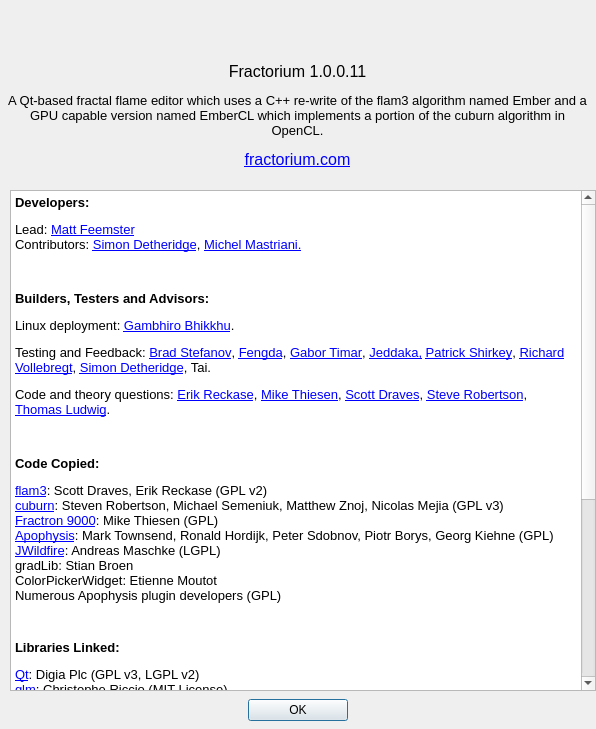
This is Source/Fractorium/AboutDialog.ui in typpos/fractorium as Qt 5 draws it before an edit. The edited form follows.
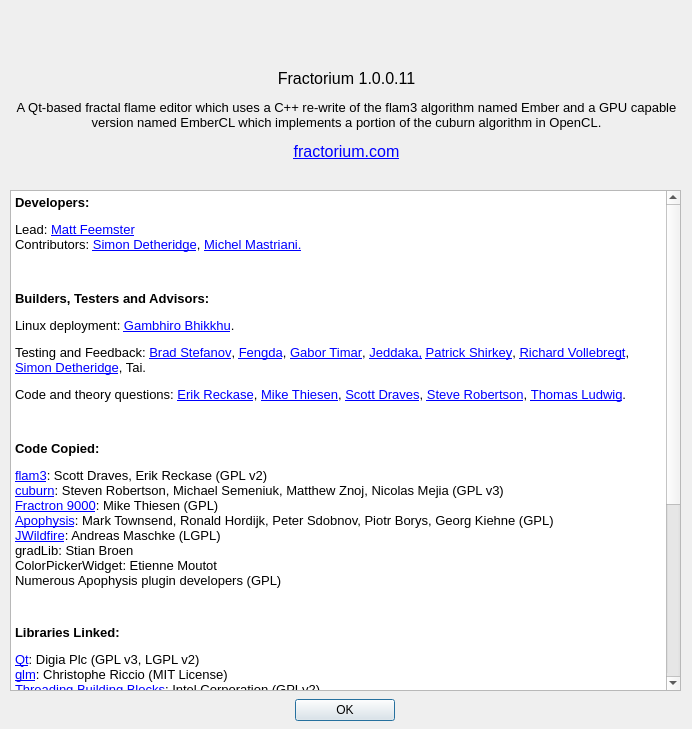
This is the edited form.

Commit message:
--User changes  -Add new palettes from user Rubydeva.
--Bug fixes
 -Avoid an occasional divide by zero in the OpenCL renderer when using the interactive editor.

--Code changes
 -Use exact comparisons in IsID() and IsZero() in Affine2D.
 -When testing for bad point values while iterating, only test for NaN now.
 -For rendering with OpenCL on the command line and in the final render dialog, use an optimized kernel that does a direct assignment for any affines which are ID.

```diff
--- a/Source/Fractorium/AboutDialog.ui
+++ b/Source/Fractorium/AboutDialog.ui
@@ -6,7 +6,7 @@
    <rect>
     <x>0</x>
     <y>0</y>
-    <width>596</width>
+    <width>692</width>
     <height>729</height>
    </rect>
   </property>
@@ -39,7 +39,7 @@
     <rect>
      <x>6</x>
      <y>5</y>
-     <width>583</width>
+     <width>681</width>
      <height>221</height>
     </rect>
    </property>
@@ -87,7 +87,7 @@
     <rect>
      <x>10</x>
      <y>190</y>
-     <width>586</width>
+     <width>671</width>
      <height>501</height>
     </rect>
    </property>
@@ -120,7 +120,7 @@
 &lt;p style=&quot; margin-top:12px; margin-bottom:12px; margin-left:0px; margin-right:0px; -qt-block-indent:0; text-indent:0px;&quot;&gt;&lt;a href=&quot;http://www.qt.io/developers/&quot;&gt;&lt;span style=&quot; font-size:10pt; text-decoration: underline; color:#0000ff;&quot;&gt;Qt&lt;/span&gt;&lt;/a&gt;&lt;span style=&quot; font-size:10pt;&quot;&gt;: Digia Plc (GPL v3, LGPL v2)&lt;br /&gt;&lt;/span&gt;&lt;a href=&quot;http://g-truc.net&quot;&gt;&lt;span style=&quot; font-size:10pt; text-decoration: underline; color:#0000ff;&quot;&gt;glm&lt;/span&gt;&lt;/a&gt;&lt;span style=&quot; font-size:10pt;&quot;&gt;: Christophe Riccio (MIT License)&lt;br /&gt;&lt;/span&gt;&lt;a href=&quot;http://threadingbuildingblocks.org&quot;&gt;&lt;span style=&quot; font-size:10pt; text-decoration: underline; color:#0000ff;&quot;&gt;Threading Building Blocks&lt;/span&gt;&lt;/a&gt;&lt;span style=&quot; font-size:10pt;&quot;&gt;: Intel Corporation (GPLv2)&lt;br /&gt;&lt;/span&gt;&lt;a href=&quot;http://libjpeg.sourceforge.net&quot;&gt;&lt;span style=&quot; font-size:10pt; text-decoration: underline; color:#0000ff;&quot;&gt;libjpeg&lt;/span&gt;&lt;/a&gt;&lt;span style=&quot; font-size:10pt;&quot;&gt;: Independent JPEG Group (Free Software License)&lt;br /&gt;&lt;/span&gt;&lt;a href=&quot;http://libpng.org&quot;&gt;&lt;span style=&quot; font-size:10pt; text-decoration: underline; color:#0000ff;&quot;&gt;libpng&lt;/span&gt;&lt;/a&gt;&lt;span style=&quot; font-size:10pt;&quot;&gt;: Glenn Randers-Pehrson et al (Libpng License)&lt;br /&gt;&lt;/span&gt;&lt;a href=&quot;http://xmlsoft.org&quot;&gt;&lt;span style=&quot; font-size:10pt; text-decoration: underline; color:#0000ff;&quot;&gt;libxml2&lt;/span&gt;&lt;/a&gt;&lt;span style=&quot; font-size:10pt;&quot;&gt;: Daniel Veillard (MIT License)&lt;br /&gt;&lt;/span&gt;&lt;a href=&quot;http://zlib.net&quot;&gt;&lt;span style=&quot; font-size:10pt; text-decoration: underline; color:#0000ff;&quot;&gt;zlib&lt;/span&gt;&lt;/a&gt;&lt;span style=&quot; font-size:10pt;&quot;&gt;: Jean-loup Gailly, Mark Adler (Zlib License)&lt;br /&gt;&lt;/span&gt;&lt;a href=&quot;http://burtleburtle.net/bob/cplus/isaac.hpp&quot;&gt;&lt;span style=&quot; font-size:10pt; text-decoration: underline; color:#0000ff;&quot;&gt;QTIsaac&lt;/span&gt;&lt;/a&gt;&lt;span style=&quot; font-size:10pt;&quot;&gt;: Robert J. Jenkins, Quinn Tyler Jackson (Public Domain)&lt;br /&gt;&lt;/span&gt;&lt;a href=&quot;http://cas.ee.ic.ac.uk/people/dt10/research/rngs-gpu-mwc64x.html&quot;&gt;&lt;span style=&quot; font-size:10pt; text-decoration: underline; color:#0000ff;&quot;&gt;MWC64X Random Number Generator&lt;/span&gt;&lt;/a&gt;&lt;span style=&quot; font-size:10pt;&quot;&gt;: David Thomas (Public Domain)&lt;br /&gt;&lt;/span&gt;&lt;a href=&quot;https://github.com/brofield/simpleopt&quot;&gt;&lt;span style=&quot; font-size:10pt; text-decoration: underline; color:#0000ff;&quot;&gt;SimpleOpt&lt;/span&gt;&lt;/a&gt;&lt;span style=&quot; font-size:10pt;&quot;&gt;: Brodie Thiesfield (MIT License)&lt;/span&gt;&lt;/p&gt;
 &lt;p style=&quot;-qt-paragraph-type:empty; margin-top:12px; margin-bottom:12px; margin-left:0px; margin-right:0px; -qt-block-indent:0; text-indent:0px; font-size:8pt;&quot;&gt;&lt;br /&gt;&lt;/p&gt;
 &lt;p style=&quot; margin-top:12px; margin-bottom:12px; margin-left:0px; margin-right:0px; -qt-block-indent:0; text-indent:0px;&quot;&gt;&lt;span style=&quot; font-size:10pt; font-weight:600;&quot;&gt;Icons and Palettes Used:&lt;/span&gt;&lt;/p&gt;
-&lt;p style=&quot; margin-top:12px; margin-bottom:12px; margin-left:0px; margin-right:0px; -qt-block-indent:0; text-indent:0px;&quot;&gt;&lt;span style=&quot; font-size:10pt;&quot;&gt;Palettes: &lt;/span&gt;&lt;a href=&quot;https://www.deviantart.com/boxtail&quot;&gt;&lt;span style=&quot; font-size:10pt; text-decoration: underline; color:#0000ff;&quot;&gt;Boxtail&lt;/span&gt;&lt;/a&gt;&lt;span style=&quot; font-size:10pt;&quot;&gt;, &lt;/span&gt;&lt;a href=&quot;https://www.deviantart.com/fardareismai&quot;&gt;&lt;span style=&quot; font-size:10pt; text-decoration: underline; color:#0000ff;&quot;&gt;FarDareisMai&lt;/span&gt;&lt;/a&gt;&lt;span style=&quot; font-size:10pt;&quot;&gt;, &lt;/span&gt;&lt;a href=&quot;https://www.deviantart.com/fractaldesire&quot;&gt;&lt;span style=&quot; font-size:10pt; text-decoration: underline; color:#0000ff;&quot;&gt;FractalDesire&lt;/span&gt;&lt;/a&gt;&lt;span style=&quot; font-size:10pt;&quot;&gt;, Rce, &lt;/span&gt;&lt;a href=&quot;https://www.deviantart.com/tatasz&quot;&gt;&lt;span style=&quot; font-size:10pt; text-decoration: underline; color:#0000ff;&quot;&gt;Tatasz&lt;/span&gt;&lt;/a&gt;&lt;span style=&quot; font-size:10pt;&quot;&gt; (Public Domain)&lt;br /&gt;&lt;/span&gt;&lt;a href=&quot;http://famfamfam.com&quot;&gt;&lt;span style=&quot; font-size:10pt; text-decoration: underline; color:#0000ff;&quot;&gt;Silk&lt;/span&gt;&lt;/a&gt;&lt;span style=&quot; font-size:10pt;&quot;&gt;: Mark James (Creative Commons Attribution 2.5 License)&lt;br /&gt;&lt;/span&gt;&lt;a href=&quot;http://momentumdesignlab.com&quot;&gt;&lt;span style=&quot; font-size:10pt; text-decoration: underline; color:#0000ff;&quot;&gt;Momentum&lt;/span&gt;&lt;/a&gt;&lt;span style=&quot; font-size:10pt;&quot;&gt;: Momentum Design Lab (Creative Commons Attribution-ShareAlike 3.5 License)&lt;br /&gt;&lt;/span&gt;&lt;a href=&quot;http://everaldo.com&quot;&gt;&lt;span style=&quot; font-size:10pt; text-decoration: underline; color:#0000ff;&quot;&gt;Crystal Clear&lt;/span&gt;&lt;/a&gt;&lt;span style=&quot; font-size:10pt;&quot;&gt;: Everaldo Coelho (LGPL)&lt;br /&gt;&lt;/span&gt;&lt;a href=&quot;http://openiconlibrary.sourceforge.net&quot;&gt;&lt;span style=&quot; font-size:10pt; text-decoration: underline; color:#0000ff;&quot;&gt;Open Icon Library&lt;/span&gt;&lt;/a&gt;&lt;span style=&quot; font-size:10pt;&quot;&gt;: Jeff Israel (GPL, LGPL, Creative Commons, Public Domain)&lt;br /&gt;&lt;/span&gt;&lt;a href=&quot;http://icons.mysitemyway.com/category/3d-transparent-glass-icons/&quot;&gt;&lt;span style=&quot; font-size:10pt; text-decoration: underline; color:#0000ff;&quot;&gt;3D Transparent Glass&lt;/span&gt;&lt;/a&gt;&lt;span style=&quot; font-size:10pt;&quot;&gt;: iconsETC (Public Domain)&lt;br /&gt;&lt;/span&gt;&lt;a href=&quot;http://p.yusukekamiyamane.com&quot;&gt;&lt;span style=&quot; font-size:10pt; text-decoration: underline; color:#0000ff;&quot;&gt;Fugue&lt;/span&gt;&lt;/a&gt;&lt;span style=&quot; font-size:10pt;&quot;&gt;: Yusuke Kamiyamane (Creative Commons Attribution 3.0 License)&lt;/span&gt;&lt;/p&gt;&lt;/body&gt;&lt;/html&gt;</string>
+&lt;p style=&quot; margin-top:12px; margin-bottom:12px; margin-left:0px; margin-right:0px; -qt-block-indent:0; text-indent:0px;&quot;&gt;&lt;span style=&quot; font-size:10pt;&quot;&gt;Palettes: &lt;/span&gt;&lt;a href=&quot;https://www.deviantart.com/boxtail&quot;&gt;&lt;span style=&quot; font-size:10pt; text-decoration: underline; color:#0000ff;&quot;&gt;Boxtail&lt;/span&gt;&lt;/a&gt;&lt;span style=&quot; font-size:10pt;&quot;&gt;, &lt;/span&gt;&lt;a href=&quot;https://www.deviantart.com/fardareismai&quot;&gt;&lt;span style=&quot; font-size:10pt; text-decoration: underline; color:#0000ff;&quot;&gt;FarDareisMai&lt;/span&gt;&lt;/a&gt;&lt;span style=&quot; font-size:10pt;&quot;&gt;, &lt;/span&gt;&lt;a href=&quot;https://www.deviantart.com/fractaldesire&quot;&gt;&lt;span style=&quot; font-size:10pt; text-decoration: underline; color:#0000ff;&quot;&gt;FractalDesire&lt;/span&gt;&lt;/a&gt;&lt;span style=&quot; font-size:10pt;&quot;&gt;, Rce, &lt;/span&gt;&lt;a href=&quot;https://www.deviantart.com/rubydeva&quot;&gt;&lt;span style=&quot; font-size:10pt; text-decoration: underline; color:#0000ff;&quot;&gt;Rubydeva&lt;/span&gt;&lt;/a&gt;&lt;span style=&quot; font-size:10pt;&quot;&gt;, &lt;/span&gt;&lt;a href=&quot;https://www.deviantart.com/tatasz&quot;&gt;&lt;span style=&quot; font-size:10pt; text-decoration: underline; color:#0000ff;&quot;&gt;Tatasz&lt;/span&gt;&lt;/a&gt;&lt;span style=&quot; font-size:10pt;&quot;&gt; (Public Domain)&lt;br /&gt;&lt;/span&gt;&lt;a href=&quot;http://famfamfam.com&quot;&gt;&lt;span style=&quot; font-size:10pt; text-decoration: underline; color:#0000ff;&quot;&gt;Silk&lt;/span&gt;&lt;/a&gt;&lt;span style=&quot; font-size:10pt;&quot;&gt;: Mark James (Creative Commons Attribution 2.5 License)&lt;br /&gt;&lt;/span&gt;&lt;a href=&quot;http://momentumdesignlab.com&quot;&gt;&lt;span style=&quot; font-size:10pt; text-decoration: underline; color:#0000ff;&quot;&gt;Momentum&lt;/span&gt;&lt;/a&gt;&lt;span style=&quot; font-size:10pt;&quot;&gt;: Momentum Design Lab (Creative Commons Attribution-ShareAlike 3.5 License)&lt;br /&gt;&lt;/span&gt;&lt;a href=&quot;http://everaldo.com&quot;&gt;&lt;span style=&quot; font-size:10pt; text-decoration: underline; color:#0000ff;&quot;&gt;Crystal Clear&lt;/span&gt;&lt;/a&gt;&lt;span style=&quot; font-size:10pt;&quot;&gt;: Everaldo Coelho (LGPL)&lt;br /&gt;&lt;/span&gt;&lt;a href=&quot;http://openiconlibrary.sourceforge.net&quot;&gt;&lt;span style=&quot; font-size:10pt; text-decoration: underline; color:#0000ff;&quot;&gt;Open Icon Library&lt;/span&gt;&lt;/a&gt;&lt;span style=&quot; font-size:10pt;&quot;&gt;: Jeff Israel (GPL, LGPL, Creative Commons, Public Domain)&lt;br /&gt;&lt;/span&gt;&lt;a href=&quot;http://icons.mysitemyway.com/category/3d-transparent-glass-icons/&quot;&gt;&lt;span style=&quot; font-size:10pt; text-decoration: underline; color:#0000ff;&quot;&gt;3D Transparent Glass&lt;/span&gt;&lt;/a&gt;&lt;span style=&quot; font-size:10pt;&quot;&gt;: iconsETC (Public Domain)&lt;br /&gt;&lt;/span&gt;&lt;a href=&quot;http://p.yusukekamiyamane.com&quot;&gt;&lt;span style=&quot; font-size:10pt; text-decoration: underline; color:#0000ff;&quot;&gt;Fugue&lt;/span&gt;&lt;/a&gt;&lt;span style=&quot; font-size:10pt;&quot;&gt;: Yusuke Kamiyamane (Creative Commons Attribution 3.0 License)&lt;/span&gt;&lt;/p&gt;&lt;/body&gt;&lt;/html&gt;</string>
       </property>
       <property name="textInteractionFlags">
        <set>Qt::LinksAccessibleByKeyboard|Qt::LinksAccessibleByMouse|Qt::TextBrowserInteraction|Qt::TextSelectableByKeyboard|Qt::TextSelectableByMouse</set>
@@ -140,7 +140,7 @@
     <rect>
      <x>5</x>
      <y>695</y>
-     <width>586</width>
+     <width>681</width>
      <height>30</height>
     </rect>
    </property>
```
The commit also changes 20 other files.
